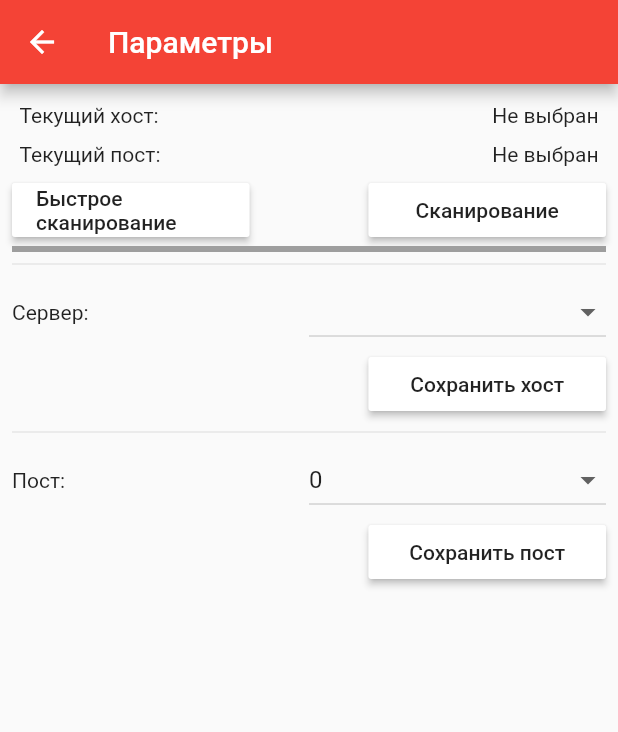
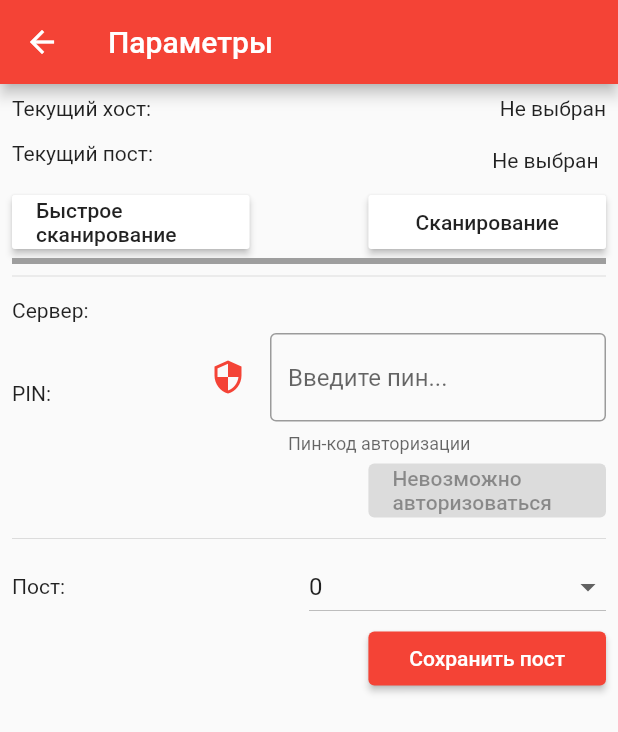
Before and after one commit to OpenRbt/FlutterNotifier, a Flutter app: the screen it shows after launch, after a tap on the "settings" icon, on a phone screen of 412 x 824 dp. Shown: the top 732 px of the screen. Run offline on Flutter 3.47's test engine with Material 2 defaults, Android fonts, the phone set to English and light mode, and no system bars; our stand-ins replace connectivity_plus, shared_preferences; missing offline and left inert: flutter_notification_listener, network_info_plus.

Commit message:
Updated config page and logic Connected config with api

```diff
--- a/lib/Constants.dart
+++ b/lib/Constants.dart
@@ -4,6 +4,7 @@ import 'package:shared_preferences/shared_preferences.dart';
 
 class Constants {
   static const String hostKey = "host";
+  static const String pinKey = "pin";
   static const String postKey = "post_id";
   static const String targetPackage = "hr.asseco.android.kaspibusiness";
 }
@@ -13,6 +14,7 @@ class AppNotifierState {
 
   late String host;
   late int post;
+  late String pin;
   late DefaultApi apiClient;
   bool canProcess = false;
 
@@ -20,9 +22,11 @@ class AppNotifierState {
     final prefs = await SharedPreferences.getInstance();
     host = prefs.getString(Constants.hostKey) ?? "";
     post = prefs.getInt(Constants.postKey) ?? -1;
+    pin = prefs.getString(Constants.pinKey) ?? "";
     apiClient = DefaultApi(
       ApiClient(basePath: host),
     );
+    apiClient.apiClient.addDefaultHeader("Pin", pin);
     if (host == "" || post <= 0) {
       canProcess = false;
     }
--- a/lib/Screens/ConfigPage.dart
+++ b/lib/Screens/ConfigPage.dart
@@ -1,8 +1,9 @@
-import 'dart:collection';
 import 'dart:io';
 
 import 'package:connectivity_plus/connectivity_plus.dart';
 import 'package:flutter/material.dart';
+import 'package:flutter/services.dart';
+import 'package:flutter_notifier/ApiClient/api.dart';
 import 'package:flutter_notifier/Constants.dart';
 import 'package:network_info_plus/network_info_plus.dart';
 import 'package:shared_preferences/shared_preferences.dart';
@@ -19,7 +20,8 @@ class _ConfigPageState extends State<ConfigPage> {
   ValueNotifier<String?> _host = ValueNotifier(null);
   ValueNotifier<int?> _post = ValueNotifier(null);
 
-  ValueNotifier<List<String>> _possibleHosts = ValueNotifier([""]);
+  TextEditingController pinCodeController = TextEditingController();
+
   String _selectedHost = "";
   List<int> _possiblePosts = List.generate(12, (index) => index);
   int _selectedPost = 0;
@@ -27,31 +29,32 @@ class _ConfigPageState extends State<ConfigPage> {
   int _pos = 0;
   bool _canScan = true;
 
+  bool _succesAuth = false;
+
   @override
   void initState() {
     init();
     super.initState();
   }
 
-  @override
-  void dispose() {
-    super.dispose();
-  }
-
   void init() async {
     _sharedPreferences = await SharedPreferences.getInstance();
     _host.value = _sharedPreferences?.getString(Constants.hostKey);
     _post.value = _sharedPreferences?.getInt(Constants.postKey);
-    List<String> hosts = List.from([""])
-      ..add("127.0.0.1")
-      ..add("255.255.255.255")
-      ..sort();
+    var pin = _sharedPreferences?.getString(Constants.pinKey);
 
     setState(() {
-      _possibleHosts.value = hosts;
-      _selectedHost = "";
+      _selectedHost = _host.value ?? "";
+      _selectedPost = _post.value ?? 0;
+      pinCodeController.text = pin ?? "";
       _canScan = true;
     });
+  }
+
+  @override
+  void dispose() {
+    pinCodeController.dispose();
+    super.dispose();
   }
 
   void _scanStable() async {
@@ -65,11 +68,6 @@ class _ConfigPageState extends State<ConfigPage> {
     setState(() {
       _canScan = false;
     });
-
-    HashSet<String> servers = HashSet();
-
-    var client = HttpClient();
-    client.connectionTimeout = const Duration(milliseconds: 100);
 
     String localIp = await info.getWifiIP() ?? "";
     if (localIp == "" && mounted) {
@@ -93,28 +91,36 @@ class _ConfigPageState extends State<ConfigPage> {
         setState(() {
           _pos++;
         });
+        DefaultApi api = DefaultApi(
+          ApiClient(
+            basePath: "http://$element:8020",
+          ),
+        );
+        final res = await api.status().timeout(const Duration(milliseconds: 500));
+        if (res != null) {
+          _selectedHost = "http://$element:8020";
 
-        final request = await client.get("$element", 8020, "/ping");
-        final response = await request.close();
-        if (response.statusCode == 200) {
-          servers.add("$element");
+          api.apiClient.addDefaultHeader(
+            "pin",
+            pinCodeController.value.text,
+          );
+          final userInfo = await api.getUser();
+          _succesAuth = userInfo != null;
         }
-      } catch (e) {}
+      } on ApiException catch (apiError) {
+        if (apiError.code == HttpStatus.unauthorized) {
+          _succesAuth = false;
+        }
+      } catch (e) {
+        print(e);
+      }
     });
-
-    List<String> hosts = List.from(servers)
-      ..add("")
-      ..add("127.0.0.1")
-      ..sort();
 
     if (mounted) {
       setState(() {
-        _possibleHosts.value = hosts;
-        _selectedHost = "";
         _canScan = true;
       });
     }
-    client.close();
   }
 
   void _scanQuick() async {
@@ -128,11 +134,6 @@ class _ConfigPageState extends State<ConfigPage> {
     setState(() {
       _canScan = false;
     });
-
-    HashSet<String> servers = HashSet();
-
-    var client = HttpClient();
-    client.connectionTimeout = const Duration(milliseconds: 100);
 
     String localIp = await info.getWifiIP() ?? "";
     if (localIp == "" && mounted) {
@@ -151,44 +152,52 @@ class _ConfigPageState extends State<ConfigPage> {
       return "$scanIP.$index";
     }).where((element) => element != localIp);
 
-    client.connectionTimeout = const Duration(seconds: 60);
-
     targets.forEach((element) async {
       try {
-        final request = await client.get(element, 8020, "/ping");
-        final response = await request.close();
-        if (response.statusCode == 200) {
-          servers.add("$scanIP.$element");
+        _pos++;
+
+        DefaultApi api = DefaultApi(
+          ApiClient(
+            basePath: "http://$element:8020",
+          ),
+        );
+        final res = await api.status().timeout(const Duration(seconds: 1));
+        if (res != null) {
+          _selectedHost = "http://$element:8020";
+          api.apiClient.addDefaultHeader(
+            "pin",
+            pinCodeController.value.text,
+          );
+          final userInfo = await api.getUser();
+          _succesAuth = userInfo != null;
+        }
+      } on ApiException catch (apiError) {
+        if (apiError.code == HttpStatus.unauthorized) {
+          _succesAuth = false;
         }
       } catch (e) {
         print(e);
       }
 
-      _pos++;
       if (_pos == 255) {
         _canScan = true;
       }
       setState(() {});
     });
 
-    List<String> hosts = List.from(servers)
-      ..add("")
-      ..add("127.0.0.1")
-      ..sort();
-
     if (mounted) {
       setState(() {
-        _possibleHosts.value = hosts;
-        _selectedHost = "";
         _canScan = true;
       });
     }
-    client.close();
   }
 
   void _saveHost() {
+    if (_succesAuth) {
       _sharedPreferences?.setString(Constants.hostKey, _selectedHost);
+      _sharedPreferences?.setString(Constants.pinKey, pinCodeController.value.text);
       _host.value = _selectedHost;
+    }
     _updateInstance();
   }
 
@@ -216,45 +225,64 @@ class _ConfigPageState extends State<ConfigPage> {
           children: [
             Row(
               children: [
-                Container(
-                  padding: const EdgeInsets.all(5),
-                  child: const Text(
+                const Flexible(
+                  flex: 1,
+                  child: SizedBox(
+                    width: double.maxFinite,
+                    height: 30,
+                    child: Text(
                       "Текущий хост:",
                     ),
                   ),
-                const Spacer(),
-                ValueListenableBuilder<String?>(
+                ),
+                Flexible(
+                  flex: 1,
+                  child: SizedBox(
+                    width: double.maxFinite,
+                    height: 30,
+                    child: ValueListenableBuilder<String?>(
                       valueListenable: _host,
                       builder: (BuildContext context, String? value, Widget? child) {
-                    return Container(
-                      padding: const EdgeInsets.all(5),
-                      child: Text(
+                        return Text(
                           value ?? "Не выбран",
-                      ),
+                          textAlign: TextAlign.right,
                         );
                       },
+                    ),
+                  ),
                 ),
               ],
             ),
             Row(
               children: [
-                Container(
-                  padding: const EdgeInsets.all(5),
-                  child: const Text(
+                const Flexible(
+                  flex: 1,
+                  child: SizedBox(
+                    width: double.maxFinite,
+                    height: 30,
+                    child: Text(
                       "Текущий пост:",
                     ),
                   ),
-                const Spacer(),
-                ValueListenableBuilder<int?>(
+                ),
+                Flexible(
+                  flex: 1,
+                  child: SizedBox(
+                    width: double.maxFinite,
+                    height: 30,
+                    child: ValueListenableBuilder<int?>(
                       valueListenable: _post,
                       builder: (BuildContext context, int? value, Widget? child) {
                         return Container(
                           padding: const EdgeInsets.all(5),
                           child: Text(
                             "${value ?? "Не выбран"}",
+                            textAlign: TextAlign.right,
                           ),
                         );
                       },
+                    ),
+                  ),
                 ),
               ],
             ),
@@ -266,6 +294,7 @@ class _ConfigPageState extends State<ConfigPage> {
                   child: SizedBox(
                     width: double.maxFinite,
                     child: MaterialButton(
+                      // onPressed: null,
                       onPressed: _canScan ? () => _scanQuick() : null,
                       color: Colors.white,
                       child: const Text("Быстрое сканирование"),
@@ -296,34 +325,72 @@ class _ConfigPageState extends State<ConfigPage> {
             ),
             const Divider(),
             Row(
-              mainAxisAlignment: MainAxisAlignment.spaceBetween,
+              crossAxisAlignment: CrossAxisAlignment.center,
               children: [
-                Flexible(
+                const Flexible(
                   flex: 1,
                   child: SizedBox(
                     width: double.maxFinite,
-                    child: const Text("Сервер: "),
+                    child: Text(
+                      "Сервер: ",
+                      textAlign: TextAlign.left,
+                    ),
                   ),
                 ),
                 Flexible(
                   flex: 1,
                   child: SizedBox(
                     width: double.maxFinite,
-                    child: DropdownButton<String>(
-                      items: _possibleHosts.value.map<DropdownMenuItem<String>>((String value) {
-                        return DropdownMenuItem(
-                          value: value,
-                          child: Text(value),
-                        );
-                      }).toList(),
-                      onChanged: (newValue) {
-                        setState(() => {_selectedHost = newValue ?? ""});
-                      },
-                      value: _selectedHost,
-                      isExpanded: true,
+                    height: 30,
+                    child: Text(
+                      "${_selectedHost}",
+                      textAlign: TextAlign.right,
                     ),
                   ),
                 ),
+              ],
+            ),
+            Row(
+              mainAxisSize: MainAxisSize.max,
+              crossAxisAlignment: CrossAxisAlignment.center,
+              children: [
+                const Flexible(
+                  flex: 1,
+                  child: SizedBox(
+                    width: double.maxFinite,
+                    child: Text(
+                      "PIN:",
+                      textAlign: TextAlign.left,
+                    ),
+                  ),
+                ),
+                Flexible(
+                  flex: 2,
+                  child: Container(
+                    width: double.maxFinite,
+                    child: TextField(
+                      controller: pinCodeController,
+                      maxLines: 1,
+                      autocorrect: false,
+                      keyboardType: TextInputType.number,
+                      obscureText: true,
+                      obscuringCharacter: "*",
+                      enableInteractiveSelection: false,
+                      inputFormatters: [
+                        FilteringTextInputFormatter.digitsOnly,
+                      ],
+                      decoration: InputDecoration(
+                        icon: Icon(
+                          Icons.security,
+                          color: (_succesAuth && _canScan) ? Colors.green : Colors.red,
+                        ),
+                        hintText: "Введите пин...",
+                        helperText: "Пин-код авторизации",
+                        border: const OutlineInputBorder(),
+                      ),
+                    ),
+                  ),
+                )
               ],
             ),
             Row(
@@ -339,10 +406,9 @@ class _ConfigPageState extends State<ConfigPage> {
                   flex: 2,
                   child: SizedBox(
                     width: double.maxFinite,
-                    child: MaterialButton(
-                      onPressed: _saveHost,
-                      color: Colors.white,
-                      child: const Text("Сохранить хост"),
+                    child: ElevatedButton(
+                      onPressed: (_succesAuth && _canScan) ? _saveHost : null,
+                      child: Text(_succesAuth ? "Сохранить" : "Невозможно авторизоваться"),
                     ),
                   ),
                 ),
@@ -351,11 +417,11 @@ class _ConfigPageState extends State<ConfigPage> {
             const Divider(),
             Row(
               children: [
-                Flexible(
+                const Flexible(
                   flex: 1,
                   child: SizedBox(
                     width: double.maxFinite,
-                    child: const Text("Пост: "),
+                    child: Text("Пост: "),
                   ),
                 ),
                 Flexible(
@@ -392,9 +458,8 @@ class _ConfigPageState extends State<ConfigPage> {
                   flex: 2,
                   child: SizedBox(
                     width: double.maxFinite,
-                    child: MaterialButton(
+                    child: ElevatedButton(
                       onPressed: _savePost,
-                      color: Colors.white,
                       child: const Text("Сохранить пост"),
                     ),
                   ),
--- a/lib/Screens/HomePage.dart
+++ b/lib/Screens/HomePage.dart
@@ -25,8 +25,12 @@ class _HomePageState extends State<HomePage> {
 
   void ProcessPost(NotificationEvent event) {
     _totalNotificationHandled.value = _totalNotificationHandled.value + 1;
-    // TODO: parse message and send money to post
+    if ((event.packageName ?? "") == Constants.targetPackage) {
+      //Оплата: _ T
+      //var messageInfo = event.text ?? ""; //TODO: parse money
+      // TODO: send money to post
       // AppNotifierState.instance.value.apiClient?.
+    }
   }
 
   Future<void> initPlatformState() async {
@@ -38,7 +42,14 @@ class _HomePageState extends State<HomePage> {
   @override
   void initState() {
     initPlatformState();
+    _initInstance();
     super.initState();
+  }
+
+  void _initInstance() async {
+    AppNotifierState newInstance = AppNotifierState();
+    await newInstance.Init();
+    AppNotifierState.instance.value = newInstance;
   }
 
   void startListening() async {
@@ -51,7 +62,11 @@ class _HomePageState extends State<HomePage> {
     var isR = await NotificationsListener.isRunning;
 
     if (!(isR ?? false)) {
-      await NotificationsListener.startService(foreground: true, title: "FlutterNotifier", description: "Мониторинг уведомлений активен");
+      await NotificationsListener.startService(
+        foreground: true,
+        title: "FlutterNotifier",
+        description: "Мониторинг уведомлений активен",
+      );
     }
 
     setState(() => started = true);
@@ -89,45 +104,26 @@ class _HomePageState extends State<HomePage> {
         ],
       ),
       body: Column(
+        mainAxisSize: MainAxisSize.max,
+        crossAxisAlignment: CrossAxisAlignment.start,
         children: [
           ValueListenableBuilder<AppNotifierState?>(
             valueListenable: AppNotifierState.instance,
             builder: (BuildContext context, AppNotifierState? value, Widget? child) {
               return Column(
-                children: [
-                  Row(
+                crossAxisAlignment: CrossAxisAlignment.start,
                 children: [
                   Container(
                     padding: const EdgeInsets.all(5),
-                        child: const Text(
-                          "Текущий хост:",
+                    child: Text(
+                      "Текущий хост: ${value?.host ?? "Не выбран"}",
                     ),
                   ),
-                      const Spacer(),
                   Container(
                     padding: const EdgeInsets.all(5),
                     child: Text(
-                          value?.host ?? "Не выбран",
+                      "Текущий пост: ${value?.post ?? "Не выбран"}",
                     ),
-                      )
-                    ],
-                  ),
-                  Row(
-                    children: [
-                      Container(
-                        padding: const EdgeInsets.all(5),
-                        child: const Text(
-                          "Текущий пост:",
-                        ),
-                      ),
-                      const Spacer(),
-                      Container(
-                        padding: const EdgeInsets.all(5),
-                        child: Text(
-                          "${value?.post ?? "Не выбран"}",
-                        ),
-                      ),
-                    ],
                   ),
                 ],
               );
@@ -136,31 +132,22 @@ class _HomePageState extends State<HomePage> {
           ValueListenableBuilder<int>(
             valueListenable: _totalNotificationHandled,
             builder: (BuildContext context, int value, Widget? child) {
-              return Row(
-                children: [
-                  Container(
-                    padding: const EdgeInsets.all(5),
-                    child: const Text(
-                      "Обработано уведомлений:",
-                    ),
-                  ),
-                  const Spacer(),
-                  Container(
+              return Container(
                 padding: const EdgeInsets.all(5),
                 child: Text(
-                      "$value",
+                  "Обработано уведомлений: $value",
                 ),
-                  ),
-                ],
               );
             },
           )
         ],
       ),
-      floatingActionButton: FloatingActionButton(
-        onPressed: started ? stopListening : startListening,
-        tooltip: 'Start/Stop sensing',
-        child: _loading ? const Icon(Icons.close) : (started ? const Icon(Icons.stop) : const Icon(Icons.play_arrow)),
+      floatingActionButton: started
+          ? null
+          : FloatingActionButton(
+              onPressed: startListening,
+              tooltip: 'Начать мониторинг',
+              child: const Icon(Icons.play_arrow),
             ),
     );
   }
```
Lines whose indentation alone changed are shown as unchanged.
